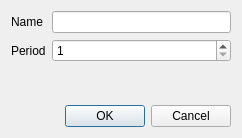
Above: src/core/gui/dialogs/core_dialogdataview.ui from serhmarch/ModbusTools before the change. Below: the same form after it.
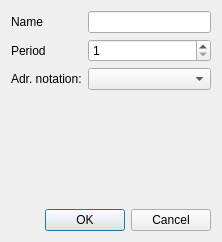
That is the form after the change.

Commit message: Begin to add Modbus Address Notation type

Patch:
```diff
--- a/src/core/gui/dialogs/core_dialogdataview.ui
+++ b/src/core/gui/dialogs/core_dialogdataview.ui
@@ -6,8 +6,8 @@
    <rect>
     <x>0</x>
     <y>0</y>
-    <width>242</width>
-    <height>138</height>
+    <width>222</width>
+    <height>242</height>
    </rect>
   </property>
   <property name="windowTitle">
@@ -44,17 +44,17 @@
      </property>
     </widget>
    </item>
-   <item row="3" column="0" colspan="2">
-    <widget class="QDialogButtonBox" name="buttonBox">
-     <property name="orientation">
-      <enum>Qt::Horizontal</enum>
-     </property>
-     <property name="standardButtons">
-      <set>QDialogButtonBox::Cancel|QDialogButtonBox::Ok</set>
-     </property>
-    </widget>
-   </item>
    <item row="2" column="0">
+    <widget class="QLabel" name="label">
+     <property name="text">
+      <string>Adr. notation:</string>
+     </property>
+    </widget>
+   </item>
+   <item row="2" column="1">
+    <widget class="QComboBox" name="cmbAddressNotation"/>
+   </item>
+   <item row="3" column="0">
     <spacer name="verticalSpacer">
      <property name="orientation">
       <enum>Qt::Vertical</enum>
@@ -67,6 +67,16 @@
      </property>
     </spacer>
    </item>
+   <item row="4" column="0" colspan="2">
+    <widget class="QDialogButtonBox" name="buttonBox">
+     <property name="orientation">
+      <enum>Qt::Horizontal</enum>
+     </property>
+     <property name="standardButtons">
+      <set>QDialogButtonBox::Cancel|QDialogButtonBox::Ok</set>
+     </property>
+    </widget>
+   </item>
   </layout>
  </widget>
  <resources/>
```
The commit also changes 11 other files.
